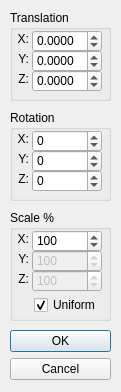
Qt form askTransformDialog.ui (Swyter/openbrf-redux) before a commit.
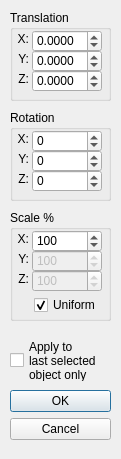
The same form after that commit.

What changed in the file:
```diff
--- a/askTransformDialog.ui
+++ b/askTransformDialog.ui
@@ -7,7 +7,7 @@
     <x>0</x>
     <y>0</y>
     <width>121</width>
-    <height>392</height>
+    <height>459</height>
    </rect>
   </property>
   <property name="windowTitle">
@@ -17,7 +17,7 @@
    <property name="geometry">
     <rect>
      <x>10</x>
-     <y>330</y>
+     <y>390</y>
      <width>101</width>
      <height>61</height>
     </rect>
@@ -450,6 +450,21 @@
     </property>
    </widget>
   </widget>
+  <widget class="QCheckBox" name="applyToLastSel">
+   <property name="geometry">
+    <rect>
+     <x>10</x>
+     <y>340</y>
+     <width>101</width>
+     <height>41</height>
+    </rect>
+   </property>
+   <property name="text">
+    <string>Apply to
+last selected
+object only</string>
+   </property>
+  </widget>
  </widget>
  <resources/>
  <connections>
```
